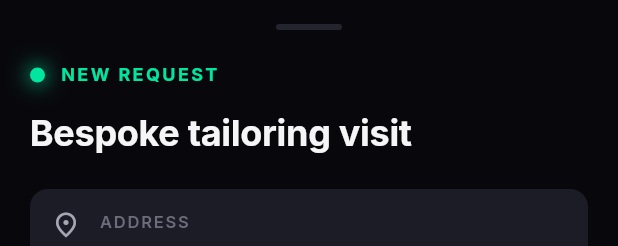
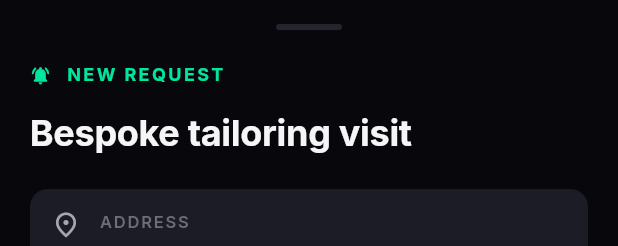
Before and after one commit to saksham1408/outfitly_tailor, a Flutter app: the IncomingRequestSheet widget shown alone on an empty page, opened directly with empty values, on a phone screen of 412 x 824 dp. Shown: the top 246 px of the screen. Run offline on Flutter 3.47's test engine with Material 3 defaults, Android fonts, the phone set to English and light mode, and no system bars; our stand-ins replace flutter_dotenv, go_router, google_fonts, image_picker, supabase_flutter; accounts and stored records are empty.

Commit message:
feat: surface marketplace direct requests on the dispatch radar
Customer app rolled out the user-selected tailor marketplace today:
new appointment rows land with status='pending_tailor_approval' and
tailor_id pre-set to the chosen tailor. Migration 036's RLS scopes
those rows so only the chosen tailor sees them — but the Partner
App's stream filter was hard-coded to status='pending', so the
direct requests slipped past the radar.

Three coordinated fixes:

1. AppointmentStatus enum gains pendingTailorApproval. fromString /
   asDbString cover the new wire value, progressIndex collapses
   both pending variants to 0 (same step from the Partner UI's
   view), nextForward / isAwaitingAccept treat them uniformly.

2. AppointmentService.pendingRequests drops the server-side status
   filter (.stream() doesn't support .in_() / .or() on multiple
   values) and filters client-side via isAwaitingAccept. RLS
   already scopes the row set per-tailor, so dropping the filter
   doesn't leak anything.

3. AppointmentService.acceptRequest now handles both paths: the
   broadcast claim (race-guarded UPDATE on status='pending') and
   the direct accept (UPDATE on status='pending_tailor_approval'
   AND tailor_id=auth.uid). Either succeeds → row flips to
   'accepted' with tailor_id set; both fail → return null, same
   behaviour as before.

UX:
   * IncomingRequestSheet renders a 'DIRECT REQUEST' headline +
     'Hand-picked from the marketplace' subtitle on
     pendingTailorApproval rows, distinct icon vs the broadcast
     pulsing dot — so the tailor reads it as personal not just
     another fan-out.
   * ActiveJobScreen status badge / CTA switches cover the new
     enum case (badge: 'AWAITING YOU', CTA falls through to the
     terminal/initial fallback since the row needs accept first).

Customer-side companion: outfitly customer repo commit 147416e
('feat: implemented user-selected tailor marketplace ...').

Co-Authored-By: Claude Opus 4.7 <noreply@anthropic.com>

```diff
--- a/lib/features/radar/domain/tailor_appointment.dart
+++ b/lib/features/radar/domain/tailor_appointment.dart
@@ -6,20 +6,28 @@ import 'package:flutter/foundation.dart';
 /// values — both apps (customer + partner) agree on these strings,
 /// so changing one here means migrating the database too.
 ///
-/// Happy-path progression:
+/// Two booking modes share this enum:
 ///
-///   pending → accepted → enRoute → arrived → completed
-///                                       ↘ cancelled
+///   * **Broadcast (legacy)** — the customer's request fans out to
+///     every tailor on the radar; first to accept wins:
+///     pending → accepted → enRoute → arrived → completed
+///   * **Direct request (marketplace)** — the customer hand-picked
+///     a specific tailor from the selection screen, so the row
+///     already carries `tailor_id` and lands in:
+///     pendingTailorApproval → accepted → enRoute → arrived → completed
 ///
-/// `enRoute` and `arrived` were added in migration 026 so the
-/// customer's tracking screen can show a delivery-app-style
-/// timeline as the tailor moves through their visit.
+/// Either branch can short-circuit to `cancelled`. Both pending
+/// variants are surfaced together on the radar; the UI labels
+/// direct requests so the tailor knows they were specifically
+/// chosen.
 ///
-/// The Dart enum uses lower-camelCase, but the column stores the
-/// snake_case form (`en_route`); [fromString] / [asDbString]
-/// bridge the two so callers don't have to think about it.
+/// Migration 036 added `pendingTailorApproval` plus the RLS scope
+/// that hides direct-request rows from every tailor except the
+/// chosen one — so the Partner App stream can drop its server-side
+/// status filter and let RLS do the heavy lifting.
 enum AppointmentStatus {
   pending,
+  pendingTailorApproval,
   accepted,
   enRoute,
   arrived,
@@ -30,6 +38,8 @@ enum AppointmentStatus {
     switch (raw) {
       case 'accepted':
         return AppointmentStatus.accepted;
+      case 'pending_tailor_approval':
+        return AppointmentStatus.pendingTailorApproval;
       case 'en_route':
         return AppointmentStatus.enRoute;
       case 'arrived':
@@ -45,24 +55,27 @@ enum AppointmentStatus {
   }
 
   /// Snake-case form stored in the `tailor_appointments.status`
-  /// column. Defaults to [name] for the single-word states; the
-  /// multi-word `enRoute` is the lone special case.
+  /// column. Most enum values match `name` directly; the multi-
+  /// word ones get explicit casing.
   String get asDbString {
     switch (this) {
       case AppointmentStatus.enRoute:
         return 'en_route';
+      case AppointmentStatus.pendingTailorApproval:
+        return 'pending_tailor_approval';
       default:
         return name;
     }
   }
 
-  /// Position in the happy-path progression. Used by the active
-  /// job screen's stepper to render the current node + decide
-  /// which CTA to show next. `cancelled` returns -1 so callers
-  /// can branch on it.
+  /// Position in the happy-path progression. Both pending variants
+  /// share index 0 because they're functionally the same step from
+  /// the Partner UI's view: a pre-accept request awaiting a tap.
+  /// `cancelled` returns -1 so callers can branch on it.
   int get progressIndex {
     switch (this) {
       case AppointmentStatus.pending:
+      case AppointmentStatus.pendingTailorApproval:
         return 0;
       case AppointmentStatus.accepted:
         return 1;
@@ -79,8 +92,8 @@ enum AppointmentStatus {
 
   /// The next state the tailor can advance to from this one, or
   /// null if there's no further forward step (`completed`,
-  /// `cancelled`, or the not-yet-claimed `pending`). The Partner
-  /// UI uses this to label the primary CTA.
+  /// `cancelled`, or the not-yet-claimed pending variants — those
+  /// transition via [acceptRequest], not the stepper).
   AppointmentStatus? get nextForward {
     switch (this) {
       case AppointmentStatus.accepted:
@@ -90,11 +103,18 @@ enum AppointmentStatus {
       case AppointmentStatus.arrived:
         return AppointmentStatus.completed;
       case AppointmentStatus.pending:
+      case AppointmentStatus.pendingTailorApproval:
       case AppointmentStatus.completed:
       case AppointmentStatus.cancelled:
         return null;
     }
   }
+
+  /// Whether this row is a pre-accept request the radar should
+  /// surface (either bucket — broadcast or direct).
+  bool get isAwaitingAccept =>
+      this == AppointmentStatus.pending ||
+      this == AppointmentStatus.pendingTailorApproval;
 }
 
 /// Wire-format representation of one tailor visit request.
--- a/lib/features/radar/presentation/widgets/incoming_request_sheet.dart
+++ b/lib/features/radar/presentation/widgets/incoming_request_sheet.dart
@@ -28,6 +28,17 @@ class IncomingRequestSheet extends StatelessWidget {
   Widget build(BuildContext context) {
     final text = Theme.of(context).textTheme;
 
+    // Marketplace direct requests are a distinct visual beat — the
+    // customer hand-picked THIS tailor from the selection screen,
+    // and the sheet should make that pride-of-place obvious so the
+    // tailor reads it as personal rather than yet another broadcast.
+    final isDirect =
+        appointment.status == AppointmentStatus.pendingTailorApproval;
+    final headline = isDirect ? 'DIRECT REQUEST' : 'NEW REQUEST';
+    final subtitle = isDirect
+        ? 'Hand-picked from the marketplace'
+        : 'Bespoke tailoring visit';
+
     return SafeArea(
       top: false,
       child: Padding(
@@ -51,24 +62,19 @@ class IncomingRequestSheet extends StatelessWidget {
             const SizedBox(height: 22),
             Row(
               children: [
-                Container(
-                  width: 10,
-                  height: 10,
-                  decoration: BoxDecoration(
-                    shape: BoxShape.circle,
-                    color: AppColors.accent,
-                    boxShadow: [
-                      BoxShadow(
-                        color: AppColors.accent.withValues(alpha: 0.6),
-                        blurRadius: 10,
-                        spreadRadius: 2,
-                      ),
-                    ],
-                  ),
+                Icon(
+                  // Person-check on direct requests, pulsing dot on
+                  // broadcasts. The icon swap is what carries the
+                  // semantic difference at a glance.
+                  isDirect
+                      ? Icons.person_pin_circle_rounded
+                      : Icons.notifications_active_rounded,
+                  size: isDirect ? 18 : 14,
+                  color: AppColors.accent,
                 ),
                 const SizedBox(width: 10),
                 Text(
-                  'NEW REQUEST',
+                  headline,
                   style: text.labelMedium?.copyWith(
                     color: AppColors.accent,
                     fontWeight: FontWeight.w700,
@@ -79,7 +85,7 @@ class IncomingRequestSheet extends StatelessWidget {
             ),
             const SizedBox(height: 14),
             Text(
-              'Bespoke tailoring visit',
+              subtitle,
               style: text.headlineSmall?.copyWith(
                 fontWeight: FontWeight.w700,
                 letterSpacing: -0.2,
```
Also changed, not shown: lib/features/radar/data/appointment_service.dart (+198 -19 lines), lib/features/radar/presentation/active_job_screen.dart (+46 -16 lines).
